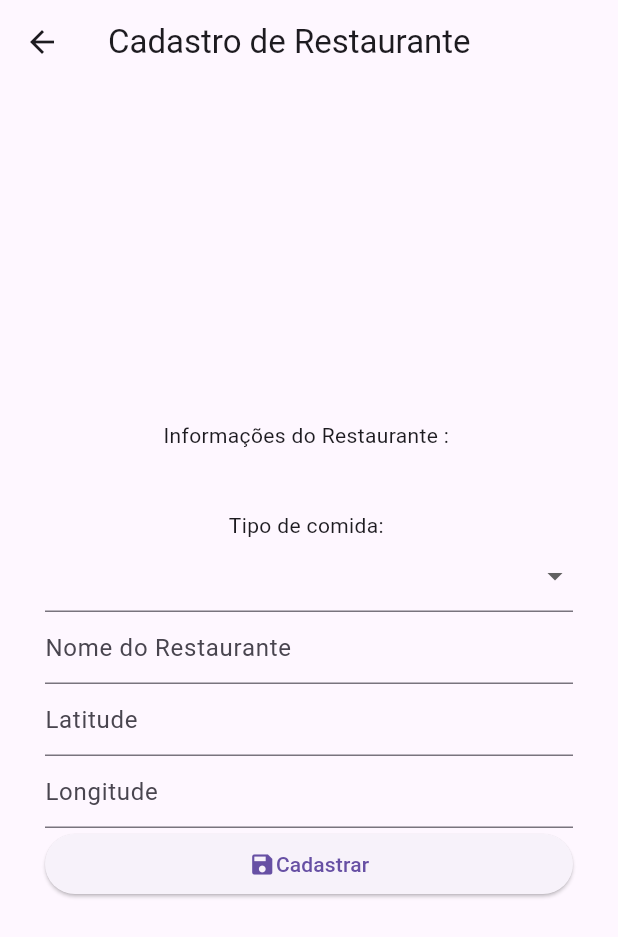
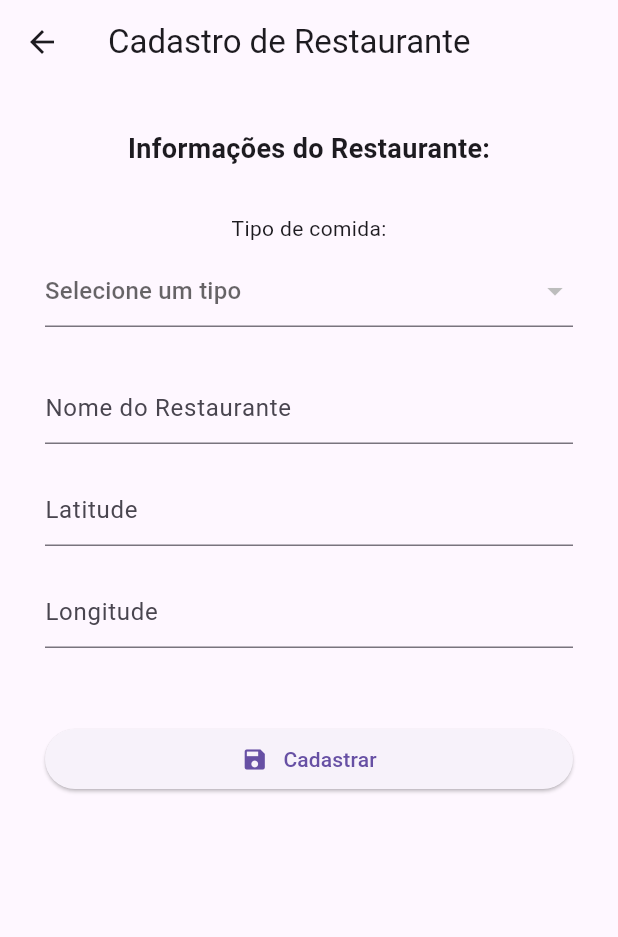
Before and after one commit to Ajesusdecarvalho/mimpedir, a Flutter app: the TelaHome screen opened directly, after a tap on the "add" icon, on a phone screen of 412 x 824 dp. Shown: the top 937 px of the screen. Run offline on Flutter 3.47's test engine with Material 3 defaults, Android fonts, the phone set to English and light mode, and no system bars; our stand-ins replace sqflite; accounts and stored records are empty.

Commit message:
Atualização e implementação de novos métodos

```diff
--- a/lib/banco/database_helper.dart
+++ b/lib/banco/database_helper.dart
@@ -4,24 +4,29 @@ import 'package:path/path.dart';
 import 'package:path_provider/path_provider.dart';
 import 'package:sqflite/sqflite.dart';
 
-class DatabaseHelper{
-  static final _nomeBanco = 'solucao_Completa.db';
+
+class DatabaseHelper {
+  static final _nomeBanco = 'Solucao_Completa.db';
   static Database? _db;
 
-  static Future <Database> getDataBase() async{
+
+  static Future<Database> getDataBase() async {
     if (_db != null) return _db!;
+
 
     Directory pastabanco = await getApplicationDocumentsDirectory();
     String caminho = join(pastabanco.path, _nomeBanco);
 
-  if(File(caminho).existsSync()){
+
+    if (!File(caminho).existsSync()) {
+// copia db pré-populado dos assets
       ByteData data = await rootBundle.load('assets/$_nomeBanco');
-    List<int> bytes = data.buffer.asInt8List(data.offsetInBytes, data.lengthInBytes);
+      List<int> bytes = data.buffer.asUint8List(data.offsetInBytes, data.lengthInBytes);
       await File(caminho).writeAsBytes(bytes);
     }
 
-  _db =await openDatabase(caminho);
+
+    _db = await openDatabase(caminho);
     return _db!;
-
   }
 }
--- a/lib/banco/restaurante_DAO.dart
+++ b/lib/banco/restaurante_DAO.dart
@@ -1,17 +1,143 @@
+import 'package:mimpedir/banco/database_helper.dart';
+import 'package:mimpedir/banco/usuario_dao.dart';
+import 'package:mimpedir/restaurante.dart';
+import 'package:mimpedir/tipo.dart';
+import 'package:mimpedir/banco/tipo_dao.dart';
 
-import 'package:mimpedir/restaurante.dart';
-import 'package:mimpedir/banco/database_helper.dart';
+class RestauranteDAO {
+  static Future<void> atualizar(int? cd, String? nome, String? lat, String? long, int? tipo)async{
+    final db = await DatabaseHelper.getDataBase();
+    final resultado = await db.update('tb_restaurante',
+        {
+          'nm_restaurante': nome,
+          'latitude_restaurante': lat,
+          'longitude_restaurante': long,
+          'cd_tipo': tipo
+        },
+        where: 'cd_restaurante = ?',
+        whereArgs: [cd]
+    );
+  }
 
-class RestauranteDAO{
-  static Future<List<Restaurante>> listarTodos() async{
-  final db = await DatabaseHelper.getDataBase();
-  final resultado = await db.query('tb_restaurante');
+  static Future<Restaurante> listar(int? cd) async {
+    final db = await DatabaseHelper.getDataBase();
+    final resultado = await db.query(
+      'tb_restaurante',
+      where: 'cd_restaurante = ?',
+      whereArgs: [cd],
+    );
 
-  return resultado.map((mapa){
+    if (resultado.isEmpty) {
+      throw Exception("Restaurante não encontrado");
+    }
+
+    final mapa = resultado.first;
+
+    Tipo? tipo;
+    if (mapa['cd_tipo'] != null) {
+      tipo = await TipoDAO.listar(mapa['cd_tipo'] as int?);
+    }
+
     return Restaurante(
-    codigo: mapa ['cd_restaurante'] as int,
-    nome: mapa ['nm_restaurante '] as String
-  );
-  }).toList();
- }
+      codigo: mapa['cd_restaurante'] as int?,
+      nome: mapa['nm_restaurante'] as String?,
+      latitude: mapa['latitude_restaurante'] as String?,
+      longitude: mapa['longitude_restaurante'] as String?,
+      tipoCulinaria: tipo,
+    );
+  }
+
+  // lista todos os restaurantes do usuário logado — e busca o tipo para cada um
+  static Future<List<Restaurante>> listarTodos() async {
+    final db = await DatabaseHelper.getDataBase();
+
+    final resultado = await db.query(
+      'tb_restaurante',
+      where: 'cd_usuario = ?',
+      whereArgs: [UsuarioDAO.usuarioLogado.codigo],
+    );
+
+    final List<Restaurante> lista = [];
+
+    for (final mapa in resultado) {
+      Tipo? tipo;
+      if (mapa['cd_tipo'] != null) {
+        try {
+          tipo = await TipoDAO.listar(mapa['cd_tipo'] as int?);
+        } catch (_) {
+          tipo = null;
+        }
+      }
+
+      lista.add(Restaurante(
+        codigo: mapa['cd_restaurante'] as int?,
+        nome: mapa['nm_restaurante'] as String?,
+        latitude: mapa['latitude_restaurante'] as String?,
+        longitude: mapa['longitude_restaurante'] as String?,
+        tipoCulinaria: tipo,
+      ));
+    }
+
+    return lista;
+  }
+
+  // cadastra e retorna id (ou -1 em erro)
+  static Future<int> cadastrarRestaurante(
+      String? nome, String? latitude, String? longitude, int? tipo) async {
+    final db = await DatabaseHelper.getDataBase();
+
+    final dadosRestaurante = {
+      'nm_restaurante': nome,
+      'latitude_restaurante': latitude,
+      'longitude_restaurante': longitude,
+      'cd_tipo': tipo,
+      'cd_usuario': UsuarioDAO.usuarioLogado.codigo,
+    };
+
+    try {
+      final idRestaurante = await db.insert('tb_restaurante', dadosRestaurante);
+      return idRestaurante;
+    } catch (e) {
+      // ignore: avoid_print
+      print("Erro ao cadastrar restaurante: $e");
+      return -1;
+    }
+  }
+
+  // edita restaurante, retorna número de linhas afetadas
+  static Future<int> editarRestaurante(int codigo, String? nome, String? latitude,
+      String? longitude, int? tipo) async {
+    final db = await DatabaseHelper.getDataBase();
+
+    final dadosRestaurante = {
+      'nm_restaurante': nome,
+      'latitude_restaurante': latitude,
+      'longitude_restaurante': longitude,
+      'cd_tipo': tipo,
+    };
+
+    try {
+      final linhas = await db.update(
+        'tb_restaurante',
+        dadosRestaurante,
+        where: 'cd_restaurante = ?',
+        whereArgs: [codigo],
+      );
+      return linhas;
+    } catch (e) {
+      // ignore: avoid_print
+      print("Erro ao editar restaurante: $e");
+      return -1;
+    }
+  }
+
+  // exclui restaurante (retorna void, mas podemos também retornar int se preferir)
+  static Future<void> excluir(Restaurante r) async {
+    final db = await DatabaseHelper.getDataBase();
+    await db.delete(
+      'tb_restaurante',
+      where: 'cd_restaurante = ?',
+      whereArgs: [r.codigo],
+    );
+  }
 }
--- /dev/null
+++ b/lib/banco/tipo_DAO.dart
@@ -0,0 +1,36 @@
+import 'package:mimpedir/banco/database_helper.dart';
+import '../tipo.dart';
+
+
+class TipoDAO {
+  static Future<Tipo> listar(int? id) async {
+    final db = await DatabaseHelper.getDataBase();
+    final resultado = await db.query('tb_tipo', where: 'cd_tipo = ?', whereArgs: [id]);
+
+
+    if (resultado.isNotEmpty) {
+      final row = resultado.first;
+      return Tipo(
+        codigo: row['cd_tipo'] as int?,
+        nome: row['nm_tipo'] as String?,
+      );
+    }
+
+
+    return Tipo();
+  }
+
+
+  static Future<List<Tipo>> listarTipos() async {
+    final db = await DatabaseHelper.getDataBase();
+    final resultado = await db.query('tb_tipo');
+
+
+    return resultado.map((mapa) {
+      return Tipo(
+        codigo: mapa['cd_tipo'] as int?,
+        nome: mapa['nm_tipo'] as String?,
+      );
+    }).toList();
+  }
+}
--- a/lib/restaurante.dart
+++ b/lib/restaurante.dart
@@ -4,16 +4,16 @@ import 'tipo.dart';
 class Restaurante {
   int? _codigo;
   String? _nome;
-  double? _latitude;
-  double? _longitude;
+  String? _latitude;
+  String? _longitude;
   Usuario? _proprietario;
   Tipo? _tipoCulinaria;
 
   Restaurante({
     int? codigo,
     String? nome,
-    double? latitude,
-    double? longitude,
+    String? latitude,
+    String? longitude,
     Usuario? proprietario,
     Tipo? tipoCulinaria,
   }) {
@@ -28,19 +28,19 @@ class Restaurante {
   // Getters
   int? get codigo => _codigo;
   String? get nome => _nome;
-  double? get latitude => _latitude;
-  double? get longitude => _longitude;
+  String? get latitude => _latitude;
+  String? get longitude => _longitude;
   Usuario? get proprietario => _proprietario;
   Tipo? get tipoCulinaria => _tipoCulinaria;
 
   // Setters
   set codigo(int? codigo) => _codigo = codigo;
   set nome(String? nome) => _nome = nome;
-  set latitude(double? latitude) {
+  set latitude(String? latitude) {
     _latitude = latitude;
   }
 
-  set longitude(double? longitude) => _longitude = longitude;
+  set longitude(String? longitude) => _longitude = longitude;
   set proprietario(Usuario? proprietario) => _proprietario = proprietario;
   set tipoCulinaria(Tipo? tipoCulinaria) {
     _tipoCulinaria = tipoCulinaria;
--- a/lib/tela_cad_restaurante.dart
+++ b/lib/tela_cad_restaurante.dart
@@ -1,47 +1,138 @@
 import 'package:flutter/material.dart';
+import 'package:mimpedir/banco/restaurante_DAO.dart';
+import 'package:mimpedir/banco/tipo_DAO.dart';
+import 'package:mimpedir/tipo.dart';
 
-class TelaCadRestaurante extends StatelessWidget {
-  TelaCadRestaurante({super.key});
+class TelaCadRestaurante extends StatefulWidget {
+  const TelaCadRestaurante({super.key});
 
+  @override
+  State<StatefulWidget> createState() {
+    return TelaCadRestauranteState();
+  }
+}
+
+class TelaCadRestauranteState extends State<TelaCadRestaurante> {
+  final TextEditingController nomeController = TextEditingController();
+  final TextEditingController latitudeController = TextEditingController();
+  final TextEditingController longitudeController = TextEditingController();
+
+  String? culinariaSelecionada;
+  List<Tipo> tiposCulinaria = [];
+  int? tipoCulinaria;
+
+  @override
+  void initState() {
+    super.initState();
+    carregarTipos();
+  }
+
+  Future<void> carregarTipos() async {
+    final lista = await TipoDAO.listarTipos();
+    setState(() {
+      tiposCulinaria = lista;
+    });
+  }
 
   @override
   Widget build(BuildContext context) {
     return Scaffold(
       appBar: AppBar(title: const Text("Cadastro de Restaurante")),
-      body: Padding(padding: const EdgeInsets.all(30),
+      body: Padding(
+        padding: const EdgeInsets.all(30),
+        child: SingleChildScrollView(
           child: Column(
             mainAxisAlignment: MainAxisAlignment.center,
             children: [
-            Text("Informações do Restaurante : "),
-            SizedBox(height: 40),
-            Text("Tipo de comida: "),
-            DropdownButtonFormField(
-                items: [
-                  DropdownMenuItem(value: "Japonesa", child: Text("Japonesa")),
-                  DropdownMenuItem(value: "Italiana", child: Text("Italiana")),
-                  DropdownMenuItem(value: "Brasileira", child: Text("Brasileira")),
-                ],
-                onChanged: (value){} ),
+              const Text(
+                "Informações do Restaurante:",
+                style: TextStyle(fontSize: 18, fontWeight: FontWeight.bold),
+              ),
+              const SizedBox(height: 30),
+
+              //tipos de culinária
+              const Text("Tipo de comida:"),
+              const SizedBox(height: 8),
+              DropdownButtonFormField<String>(
+                value: culinariaSelecionada,
+                hint: const Text("Selecione um tipo"),
+                items: tiposCulinaria.map((tipo) {
+                  return DropdownMenuItem<String>(
+                    value: tipo.nome,
+                    child: Text(tipo.nome ?? ''),
+                  );
+                }).toList(),
+                onChanged: (String? value) {
+                  setState(() {
+                    culinariaSelecionada = value;
+                    Tipo tipoSelecionado = tiposCulinaria.firstWhere(
+                          (tipo) => tipo.nome == value,
+                    );
+                    tipoCulinaria = tipoSelecionado.codigo;
+                  });
+                },
+              ),
+
+              const SizedBox(height: 30),
+
+              // Campos de texto
               TextFormField(
-              decoration: const InputDecoration(hintText: 'Nome do Restaurante'),
-              validator: (String? value) {},
+                decoration:
+                const InputDecoration(hintText: 'Nome do Restaurante'),
+                controller: nomeController,
               ),
+              const SizedBox(height: 20),
+
               TextFormField(
                 decoration: const InputDecoration(hintText: 'Latitude'),
-            validator: (String? value){},
+                controller: latitudeController,
               ),
+              const SizedBox(height: 20),
+
               TextFormField(
                 decoration: const InputDecoration(hintText: 'Longitude'),
-              validator: (String? value){},
+                controller: longitudeController,
               ),
-            ElevatedButton(onPressed: (){}, child: Row(
+
+              const SizedBox(height: 50),
+
+              ElevatedButton(
+                onPressed: () async {
+                  final sucesso = await RestauranteDAO.cadastrarRestaurante(
+                    nomeController.text,
+                    latitudeController.text,
+                    longitudeController.text,
+                    tipoCulinaria,
+                  );
+
+                  String msg = 'Erro: restaurante não cadastrado.';
+                  Color corFundo = Colors.red;
+
+                  if (sucesso > 0) {
+                    msg =
+                    '"${nomeController.text}" cadastrado com sucesso! ID: $sucesso';
+                    corFundo = Colors.green;
+                  }
+
+                  ScaffoldMessenger.of(context).showSnackBar(
+                    SnackBar(
+                      content: Text(msg),
+                      backgroundColor: corFundo,
+                      duration: const Duration(seconds: 4),
+                    ),
+                  );
+                },
+                child: const Row(
                   mainAxisAlignment: MainAxisAlignment.center,
                   children: [
-                Icon (Icons.save),
-                Text("Cadastrar")
+                    Icon(Icons.save),
+                    SizedBox(width: 10),
+                    Text("Cadastrar"),
                   ],
-            ))
+                ),
+              ),
             ],
+          ),
         ),
       ),
     );
--- a/lib/tela_home.dart
+++ b/lib/tela_home.dart
@@ -2,6 +2,7 @@ import 'package:flutter/material.dart';
 import 'package:mimpedir/restaurante.dart';
 import 'package:mimpedir/banco/restaurante_DAO.dart';
 import 'package:mimpedir/tela_cad_restaurante.dart';
+import 'package:mimpedir/tela_editar.dart';
 
 class TelaHome extends StatefulWidget {
   TelaHome({super.key});
@@ -9,8 +10,9 @@ class TelaHome extends StatefulWidget {
   @override
   State<TelaHome> createState() => TelaHomeState();
 }
+
 class TelaHomeState extends State<TelaHome>{
-  List <Restaurante> restaurantes = [];
+  List<Restaurante> restaurantes = [];
 
   @override
   void initState(){
@@ -25,15 +27,24 @@ class TelaHomeState extends State<TelaHome>{
       restaurantes = lista;
     });
   }
+
   @override
   Widget build(BuildContext context){
     return Scaffold(
       appBar: AppBar(
-          title: const Text('Lista de Restaurantes'),
+        title: const Text("Lista de Restaurantes "),
         actions: [
-                IconButton(onPressed: (){
-                  Navigator.push(context, MaterialPageRoute(builder: (context) => TelaCadRestaurante()));
-                },icon: Icon(Icons.add)
+          TextButton(onPressed: () async{
+            final t = await Navigator.push(context,
+                MaterialPageRoute(builder: (context) => TelaCadRestaurante())
+            );
+
+            if(t == false || t == null){
+              setState(() {
+                carregarRestaurantes();
+              });
+            }
+          }, child: Icon(Icons.add)
           )
         ],
       ),
@@ -45,15 +56,46 @@ class TelaHomeState extends State<TelaHome>{
               return Card(
                 margin: EdgeInsets.symmetric(vertical: 8),
                 child: ListTile(
-                title: Text (r.nome?? 'sem nome'),
+                  title: Text(r.nome ?? 'sem nome'),
                   subtitle: Text('ID: ${r.codigo}'),
                   trailing: Row(
                     mainAxisSize: MainAxisSize.min,
                     children: [
-                    IconButton(onPressed: (){
-                      Navigator.push(context, MaterialPageRoute(builder: (context) => TelaCadRestaurante()));
-                    }, icon: Icon(Icons.edit, color: Colors.blue)),
-                    IconButton(onPressed: (){}, icon: Icon(Icons.delete, color: Colors.red )),
+                     IconButton(
+                     icon: const Icon(Icons.edit, color: Colors.blue)
+                     onPressed: ()async{
+                       TelaEditar.restaurante = await RestauranteDAO.listar(r.codigo)
+                       Navigator.push(context, route)
+              }
+              ),
+
+                      IconButton(
+                      icon: const Icon(Icons.delete, color: Colors.red)
+                      onPressed: (){
+              showDialog(
+              context: context,
+              builder: (BuilderContext context) => AlertDialog(
+              title: Text('ATENÇÃO!'),
+              content: Text('Confirmar exclusão?'),
+              actions: [
+              TextButton(onPressed: (){
+              Navigator.pop(context);
+              },child: Text('cancelar')),
+              TextButton(onPressed: (){
+              //aqui foi confirmado, pode excluir
+              RestauranteDAO.excluir(r);
+              setState(() {
+              carregarRestaurantes();
+              });
+              //fecha o alerta
+              Navigator.pop(context);
+              },child: Text('sim')),
+              ],
+
+              )
+              );
+             },
+            ),
             ],
            ),
           ),
@@ -61,17 +103,14 @@ class TelaHomeState extends State<TelaHome>{
         }
       ),
      ),
+
       floatingActionButton: FloatingActionButton(
-         onPressed: (){Navigator.push(context, MaterialPageRoute(builder: (context) => TelaCadRestaurante()));
+        onPressed: (){
+          MaterialPageRoute(builder: (context) => TelaCadRestaurante()));
         },
-         child : Icon(Icons.add)
+        child: Icon(Icons.add),
       ),
-      bottomNavigationBar: BottomNavigationBar(
-          items: const<BottomNavigationBarItem>[
-            BottomNavigationBarItem(icon: Icon(Icons.add), label: 'Adicionar' ),
-            BottomNavigationBarItem(icon: Icon(Icons.add), label: 'Adicionar' ),
-          ],
-      ),
+
       );
   }
 }
```
Also changed, not shown: lib/banco/usuario_dao.dart (+25 -5 lines), lib/tela_editar.dart (+45 -0 lines), lib/usuario.dart (+9 -12 lines). Lines whose indentation alone changed are shown as unchanged.
